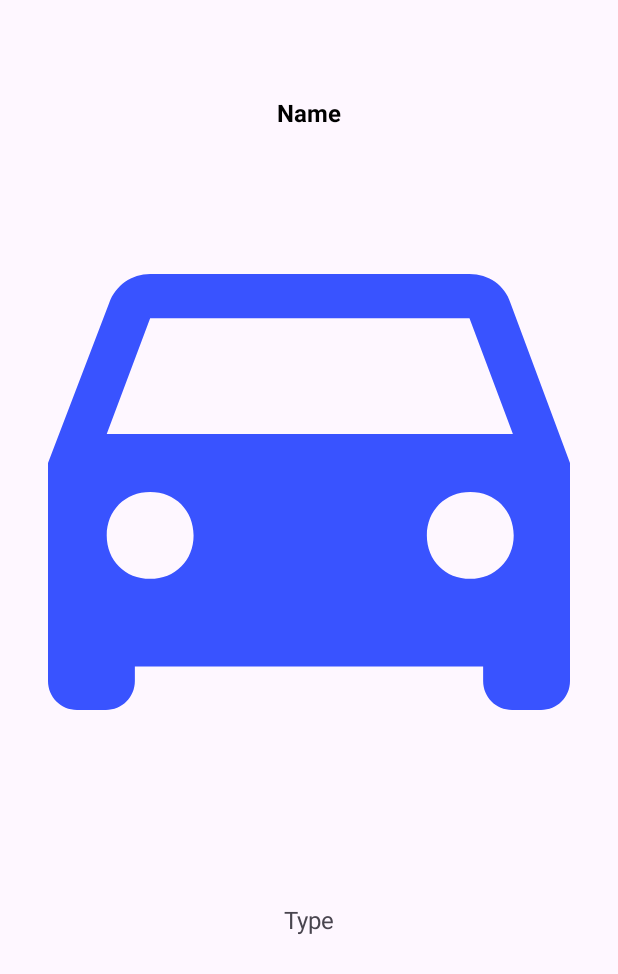
After one commit to mti-prog/HomeWork_3_1, an Android app: the layout fragment_detail.xml on its own in the app's theme, with its tools: preview values and no code run, on a phone screen of 412 x 824 dp. The commit adds this screen. Shown: the top 974 px of the screen. Run offline under Robolectric (Android 15) with nearby library versions, the phone set to English and light mode, and no system bars.

Commit message:
все сделал но 10 минут опоздал с дедлайном

```diff
--- a/app/build.gradle.kts
+++ b/app/build.gradle.kts
@@ -2,6 +2,8 @@ plugins {
     alias(libs.plugins.android.application)
     alias(libs.plugins.kotlin.android)
     id("kotlin-kapt")
+    id("androidx.navigation.safeargs.kotlin")
+    id("kotlin-parcelize")
 }
 
 android {
@@ -51,4 +53,7 @@ dependencies {
     androidTestImplementation(libs.androidx.espresso.core)
     implementation(libs.glide)
     kapt(libs.glide.compiler)
+    // Views/Fragments integration
+    implementation(libs.androidx.navigation.fragment)
+    implementation(libs.androidx.navigation.ui)
 }
--- /dev/null
+++ b/app/src/main/java/com/geeks/homework_3_1/keys/Keys.kt
@@ -0,0 +1,5 @@
+package com.geeks.homework_3_1.keys
+
+object Keys {
+    const val M_TO_D : String = "M_TO_D"
+}
--- a/app/src/main/java/com/geeks/homework_3_1/Img.kt
+++ b/app/src/main/java/com/geeks/homework_3_1/recycles_parameters/ext/Img.kt
@@ -1,4 +1,4 @@
-package com.geeks.homework_3_1
+package com.geeks.homework_3_1.recycles_parameters.ext
 
 import android.widget.ImageView
 import com.bumptech.glide.Glide
--- a/app/src/main/res/layout/car_item.xml
+++ b/app/src/main/res/layout/car_item.xml
@@ -44,12 +44,13 @@
 
     <ImageView
         android:id="@+id/iv_car"
-        android:layout_width="150dp"
-        android:layout_height="100dp"
+        android:layout_width="0dp"
+        android:layout_height="0dp"
         app:layout_constraintTop_toBottomOf="@id/vv_line"
         android:src="@mipmap/ic_launcher_round"
         android:layout_marginVertical="16dp"
         android:layout_marginHorizontal="32dp"
+        app:layout_constraintEnd_toStartOf="@id/lt"
         app:layout_constraintBottom_toTopOf="@id/vv_line_end"
         app:layout_constraintStart_toStartOf="parent"/>
 
--- /dev/null
+++ b/app/src/main/res/layout/fragment_detail.xml
@@ -0,0 +1,46 @@
+<?xml version="1.0" encoding="utf-8"?>
+<androidx.constraintlayout.widget.ConstraintLayout xmlns:android="http://schemas.android.com/apk/res/android"
+    xmlns:tools="http://schemas.android.com/tools"
+    android:layout_width="match_parent"
+    android:layout_height="match_parent"
+    xmlns:app="http://schemas.android.com/apk/res-auto"
+    tools:context=".fragments.DetailFragment">
+
+    <TextView
+        android:id="@+id/tv_name"
+        android:layout_width="wrap_content"
+        android:layout_height="wrap_content"
+        tools:text="Name"
+        android:textSize="16sp"
+        android:textStyle="bold"
+        android:textColor="@color/black"
+        android:layout_marginTop="?attr/actionBarSize"
+        app:layout_constraintTop_toTopOf="parent"
+        app:layout_constraintEnd_toEndOf="parent"
+        app:layout_constraintStart_toStartOf="parent"
+        />
+
+    <ImageView
+        android:id="@+id/iv_car"
+        android:layout_width="match_parent"
+        android:layout_height="0dp"
+        android:layout_margin="32dp"
+        tools:src="@drawable/ic_car"
+        app:layout_constraintTop_toBottomOf="@id/tv_name"
+        app:layout_constraintBottom_toTopOf="@id/tv_type"
+        />
+
+    <TextView
+        android:id="@+id/tv_type"
+        android:layout_width="wrap_content"
+        android:layout_height="wrap_content"
+        tools:text="Type"
+        android:textSize="16sp"
+        android:layout_marginTop="32dp"
+        android:layout_marginBottom="200dp"
+        app:layout_constraintTop_toBottomOf="@id/iv_car"
+        app:layout_constraintBottom_toBottomOf="parent"
+        app:layout_constraintEnd_toEndOf="parent"
+        app:layout_constraintStart_toStartOf="parent" />
+
+</androidx.constraintlayout.widget.ConstraintLayout>
--- a/app/src/main/res/layout/fragment_main.xml
+++ b/app/src/main/res/layout/fragment_main.xml
@@ -4,7 +4,7 @@
     android:layout_width="match_parent"
     android:layout_height="match_parent"
     xmlns:app="http://schemas.android.com/apk/res-auto"
-    tools:context=".MainFragment">
+    tools:context=".fragments.MainFragment">
 
     <com.google.android.material.appbar.MaterialToolbar
         android:id="@+id/my_toolbar"
--- a/build.gradle.kts
+++ b/build.gradle.kts
@@ -2,4 +2,5 @@
 plugins {
     alias(libs.plugins.android.application) apply false
     alias(libs.plugins.kotlin.android) apply false
+    id("androidx.navigation.safeargs.kotlin") version "2.9.3" apply false
 }
--- a/gradle/libs.versions.toml
+++ b/gradle/libs.versions.toml
@@ -1,4 +1,5 @@
 [versions]
+nav_version = "2.9.3"
 glide = "4.16.0"
 agp = "8.13.0"
 kotlin = "2.0.21"
@@ -10,8 +11,11 @@ appcompat = "1.6.1"
 material = "1.10.0"
 activity = "1.8.0"
 constraintlayout = "2.1.4"
+navigationFragment = "2.9.3"
 
 [libraries]
+androidx-navigation-fragment = { module = "androidx.navigation:navigation-fragment", version.ref = "navigationFragment" }
+androidx-navigation-ui = { module = "androidx.navigation:navigation-ui", version.ref = "navigationFragment" }
 glide = { module = "com.github.bumptech.glide:glide", version.ref = "glide" }
 glide-compiler = { module = "com.github.bumptech.glide:compiler", version.ref = "glide" }
 androidx-core-ktx = { group = "androidx.core", name = "core-ktx", version.ref = "coreKtx" }
```
Also changed, not shown: app/src/main/java/com/geeks/homework_3_1/CarModel.kt (deleted, +0 -10 lines), app/src/main/java/com/geeks/homework_3_1/MainActivity.kt (+6 -1 lines), app/src/main/java/com/geeks/homework_3_1/MainFragment.kt (deleted, +0 -54 lines), app/src/main/java/com/geeks/homework_3_1/fragments/DetailFragment.kt (added, +36 -0 lines), app/src/main/java/com/geeks/homework_3_1/fragments/MainFragment.kt (added, +92 -0 lines), app/src/main/java/com/geeks/homework_3_1/recycles_parameters/adapters/CarAdapter.kt (renamed from app/src/main/java/com/geeks/homework_3_1/CarAdapter.kt, +18 -8 lines), app/src/main/java/com/geeks/homework_3_1/recycles_parameters/data_model/CarModel.kt (added, +26 -0 lines), app/src/main/res/layout/activity_main.xml (+6 -3 lines), app/src/main/res/navigation/nav_host.xml (added, +28 -0 lines).
